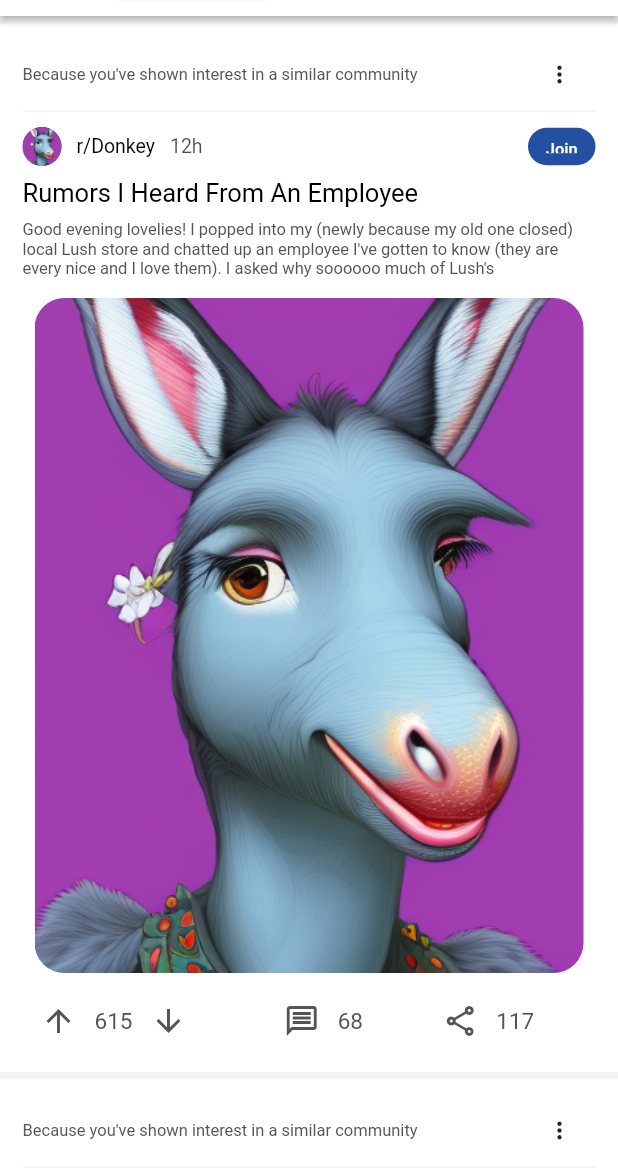
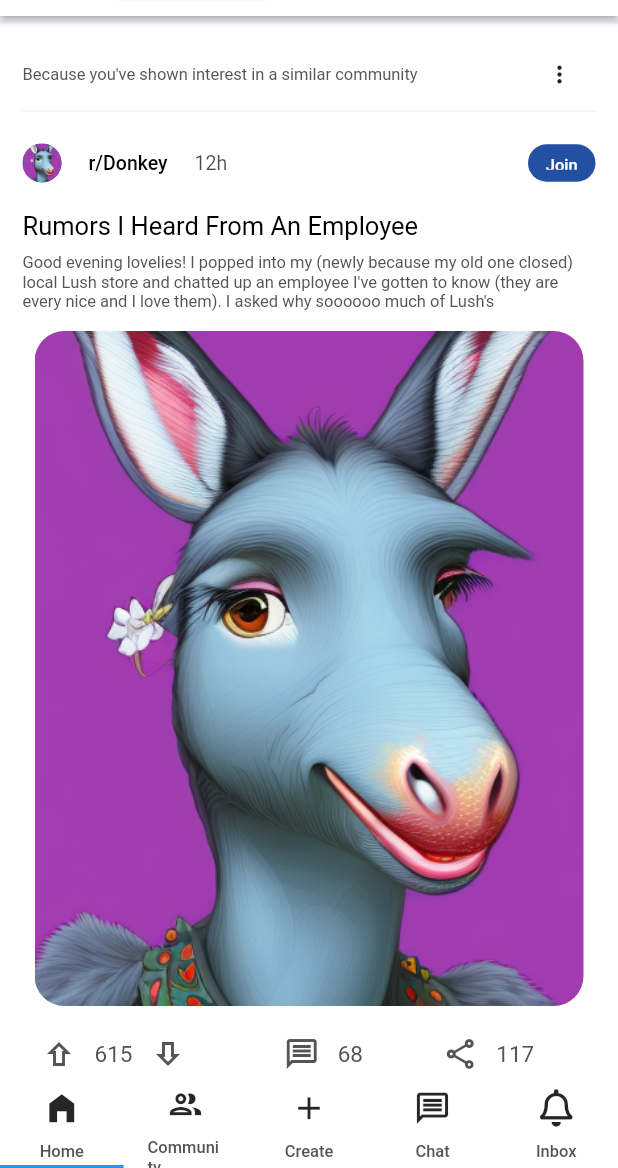
Before and after one commit to Melloss/Reddit-Mobile-App-Clone, a Flutter app: the screen it shows after launch, on a phone screen of 412 x 824 dp, the part 68-1236 px from its top. Run offline on Flutter 3.47's test engine with Material 2 defaults, Android fonts, the phone set to English and light mode, and no system bars; our stand-ins replace font_awesome_flutter.

Commit message:
bottom tabs are added and community botton is fixed

```diff
--- a/lib/Helper/colorPallets.dart
+++ b/lib/Helper/colorPallets.dart
@@ -4,4 +4,6 @@ mixin ColorPallets {
   static const smallTextColor = Color.fromARGB(255, 84, 84, 87);
   static const iconColor = Color(0xFF0A0A0A);
   static const buttonBackgroundColor = Color(0xFF2350A3);
+  static const activeBottomTabIconColor = Color(0XFF0A0A0A);
+  static const bottomTabIconColor = Color(0XFF7677779);
 }
--- a/lib/Views/home.dart
+++ b/lib/Views/home.dart
@@ -1,5 +1,7 @@
 import 'package:flutter/material.dart';
 import '../Widgets/widgets.dart';
+import '../Helper/colorPallets.dart';
+import 'package:font_awesome_flutter/font_awesome_flutter.dart';
 
 class Home extends StatefulWidget {
   const Home({super.key});
@@ -8,19 +10,116 @@ class Home extends StatefulWidget {
   State<Home> createState() => _HomeState();
 }
 
-class _HomeState extends State<Home> {
+class _HomeState extends State<Home>
+    with SingleTickerProviderStateMixin, ColorPallets {
+  late TabController _tabController;
+
+  final _tabPages = <Widget>[
+    _buildHomePageTab(),
+    _buildCommunityPageTab(),
+    _buildCreatePageTab(),
+    _buildChatPageTab(),
+    _buildInboxPageTab(),
+  ];
+
+  static List<bool> isSelected = [true, false, false, false, false];
+  static List<List<IconData>> icons = [
+    [Icons.home_outlined, Icons.home_filled],
+    [Icons.group_outlined, Icons.group],
+    [Icons.add_outlined, Icons.add_rounded],
+    [Icons.message_outlined, Icons.message_rounded],
+    [FontAwesomeIcons.bell, FontAwesomeIcons.solidBell]
+  ];
+
+  @override
+  void initState() {
+    super.initState();
+    _tabController = TabController(length: _tabPages.length, vsync: this);
+  }
+
+  @override
+  void dispose() {
+    _tabController.dispose();
+    super.dispose();
+  }
+
   @override
   Widget build(BuildContext context) {
     return Scaffold(
       appBar: buildHomeAppBar(),
-      body: ListView(
-        children: const [
-          Expanded(child: RedditPost()),
-          Expanded(child: RedditPost()),
-          Expanded(child: RedditPost()),
-        ],
+      body: TabBarView(
+        controller: _tabController,
+        children: _tabPages,
+      ),
+      bottomNavigationBar: Material(
+        color: Colors.white,
+        child: SizedBox(
+          height: 55,
+          child: TabBar(
+            onTap: (index) {
+              final temp = isSelected.map((data) {
+                return false;
+              });
+              isSelected = [...temp];
+              setState(() {
+                isSelected[index] = true;
+              });
+            },
+            tabs: [
+              _buildTab("Home", 0),
+              _buildTab("Community", 1),
+              _buildTab("Create", 2),
+              _buildTab("Chat", 3),
+              _buildTab("Inbox", 4),
+            ],
+            controller: _tabController,
+          ),
+        ),
       ),
       drawer: const Drawer(),
     );
   }
+
+  static Widget _buildHomePageTab() {
+    return ListView(
+      children: const [
+        RedditPost(),
+        RedditPost(),
+        RedditPost(),
+      ],
+    );
+  }
+
+  static _buildCommunityPageTab() {
+    return Container();
+  }
+
+  static _buildCreatePageTab() {
+    return Container();
+  }
+
+  static _buildChatPageTab() {
+    return Container();
+  }
+
+  static _buildInboxPageTab() {
+    return Container();
+  }
+
+  static Widget _buildTab(String text, int index) {
+    return Tab(
+      icon: FaIcon(
+        isSelected[index] ? icons[index][1] : icons[index][0],
+        color: Colors.black.withOpacity(0.85),
+        size: 25,
+      ),
+      child: Text(
+        text,
+        style: const TextStyle(
+          color: ColorPallets.smallTextColor,
+          fontSize: 11,
+        ),
+      ),
+    );
+  }
 }
--- a/lib/Widgets/HomeScreenWidgets/redditPostFooter.dart
+++ b/lib/Widgets/HomeScreenWidgets/redditPostFooter.dart
@@ -1,5 +1,6 @@
 import 'package:flutter/material.dart';
 import '../../Helper/colorPallets.dart';
+import 'dart:math' as Math;
 
 class RedditPostFooter extends StatefulWidget with ColorPallets {
   const RedditPostFooter({super.key});
@@ -9,29 +10,47 @@ class RedditPostFooter extends StatefulWidget with ColorPallets {
 }
 
 class _RedditPostFooterState extends State<RedditPostFooter> {
+  int vote = 615;
+
+  void voteUpHandler() {
+    setState(() {
+      vote++;
+    });
+  }
+
+  void voteDownHandler() {
+    setState(() {
+      vote--;
+    });
+  }
+
   @override
   Widget build(BuildContext context) {
-    return Container(
-      padding: const EdgeInsets.only(right: 0),
-      child: Row(
+    return Row(
       children: [
-          IconButton(
+        Transform.rotate(
+          angle: Math.pi * -0.5,
+          child: IconButton(
             icon: const Icon(
-              Icons.arrow_upward_outlined,
+              Icons.forward_outlined,
               color: ColorPallets.smallTextColor,
             ),
-            onPressed: () {},
+            onPressed: voteUpHandler,
           ),
-          const Text(
-            "615",
-            style: TextStyle(color: ColorPallets.smallTextColor),
+        ),
+        Text(
+          vote.toString(),
+          style: const TextStyle(color: ColorPallets.smallTextColor),
         ),
         IconButton(
-            icon: const Icon(
-              Icons.arrow_downward_outlined,
+          icon: Transform.rotate(
+            angle: Math.pi * 0.5,
+            child: const Icon(
+              Icons.forward_outlined,
               color: ColorPallets.smallTextColor,
             ),
-            onPressed: () {},
+          ),
+          onPressed: voteDownHandler,
         ),
         Expanded(child: Container()),
         IconButton(
@@ -59,7 +78,6 @@ class _RedditPostFooterState extends State<RedditPostFooter> {
         ),
         Expanded(child: Container()),
       ],
-      ),
     );
   }
 }
--- a/lib/Widgets/HomeScreenWidgets/redditPostHeader.dart
+++ b/lib/Widgets/HomeScreenWidgets/redditPostHeader.dart
@@ -79,11 +79,14 @@ class _RedditPostHeaderState extends State<RedditPostHeader> {
           maxRadius: 13,
           backgroundImage: AssetImage("assets/donkey.png"),
         ),
-        const Padding(
-          padding: EdgeInsets.symmetric(horizontal: 10.0),
-          child: Text(
+        Padding(
+          padding: const EdgeInsets.symmetric(horizontal: 10.0),
+          child: TextButton(
+            onPressed: gotoCommunityDetail,
+            child: const Text(
               "r/Donkey",
-            style: TextStyle(fontSize: 13),
+              style: TextStyle(fontSize: 13, color: Colors.black),
+            ),
           ),
         ),
         Text(
@@ -115,9 +118,9 @@ class _RedditPostHeaderState extends State<RedditPostHeader> {
   }
 
   _buildCheckedLogo() {
-    return SizedBox(
+    return Container(
         width: 33,
-      child: Container(
+        margin: const EdgeInsets.only(right: 5),
         padding: const EdgeInsets.all(1.5),
         decoration: BoxDecoration(
             color: ColorPallets.buttonBackgroundColor,
@@ -130,8 +133,7 @@ class _RedditPostHeaderState extends State<RedditPostHeader> {
             color: ColorPallets.iconColor,
             size: 20,
           ),
-          )),
-    );
+        ));
   }
 
   _joinButtonClickHandler() {
@@ -140,4 +142,8 @@ class _RedditPostHeaderState extends State<RedditPostHeader> {
       isJoinClicked = isJoinClicked;
     });
   }
+
+  gotoCommunityDetail() {
+    //print("community is clicked");
   }
+}
--- a/lib/Widgets/HomeScreenWidgets/redditPostImageOrVideo.dart
+++ b/lib/Widgets/HomeScreenWidgets/redditPostImageOrVideo.dart
@@ -8,9 +8,8 @@ class RedditPostImageOrVideo extends StatelessWidget {
     return ClipRRect(
       borderRadius: BorderRadius.circular(30),
       child: Container(
+        height: 450,
         margin: const EdgeInsets.all(8),
-        width: double.infinity,
-        height: 450,
         decoration: BoxDecoration(
             image: const DecorationImage(
                 image: AssetImage('assets/donkey.png'), fit: BoxFit.cover),
--- a/lib/main.dart
+++ b/lib/main.dart
@@ -21,7 +21,6 @@ class App extends StatelessWidget with ColorPallets {
           color: Colors.black,
           fontSize: 15,
         )),
-        primaryColor: Colors.white,
       ),
     );
   }
--- a/pubspec.yaml
+++ b/pubspec.yaml
@@ -34,6 +34,7 @@ dependencies:
   # The following adds the Cupertino Icons font to your application.
   # Use with the CupertinoIcons class for iOS style icons.
   cupertino_icons: ^1.0.2
+  font_awesome_flutter: ^9.2.0
 
 dev_dependencies:
   flutter_test:
```
Also changed, not shown: pubspec.lock. Lines whose indentation alone changed are shown as unchanged.
